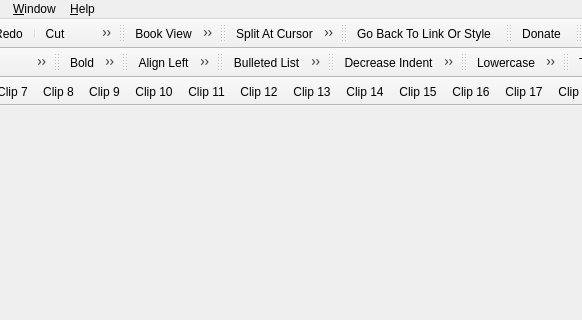
Old version of the form src/Sigil/Form_Files/main.ui in the repository Sigil-Ebook/Sigil; both pictures show x 299 to 881 and y 0 to 320 of the 1000 by 700 pixel window.
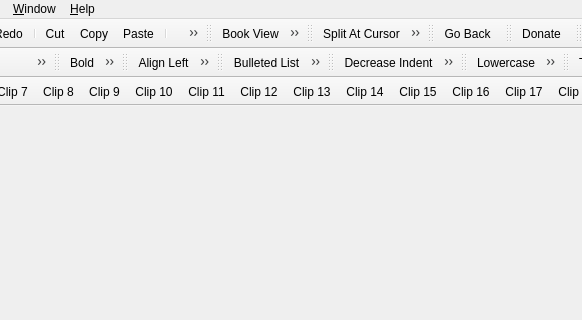
New version of the form. Icons and pictures are not drawn.

Commit message: Implement issue 1968: Bookmark location in editing window.

Diff of the .ui file:
```diff
--- a/src/Sigil/Form_Files/main.ui
+++ b/src/Sigil/Form_Files/main.ui
@@ -2211,7 +2211,7 @@
      <normaloff>:/main/back-to-link-style_22px.png</normaloff>:/main/back-to-link-style_22px.png</iconset>
    </property>
    <property name="text">
-    <string>Go &amp;Back To Link Or Style</string>
+    <string>Go &amp;Back</string>
    </property>
    <property name="toolTip">
     <string>&lt;p style=&quot;padding-top: 0.5em;&quot; &gt;&lt;b&gt;Back&lt;/b&gt;&lt;/p&gt;
```
Left out of the diff: 10 changed lines with no effect on the pictures. The commit also changes 3 other files.
